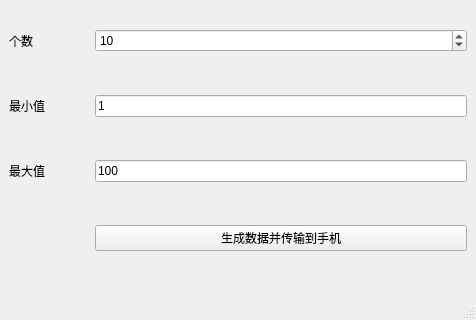
SyncopationG/PCData2Mobile, file src/ui/MainWindow.ui: the form before one commit; both pictures show x 0 to 476 and y 220 to 540 of the 476 by 540 pixel window.
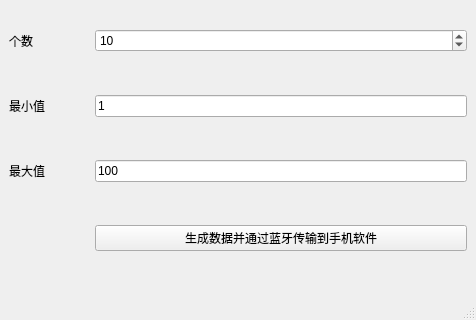
The form after the commit. Icons and pictures are not drawn.

```diff
--- a/src/ui/MainWindow.ui
+++ b/src/ui/MainWindow.ui
@@ -101,7 +101,7 @@
     <item row="7" column="1">
      <widget class="QPushButton" name="pushButtonSendData">
       <property name="text">
-       <string>生成数据并传输到手机</string>
+       <string>生成数据并通过蓝牙传输到手机软件</string>
       </property>
      </widget>
     </item>
```
